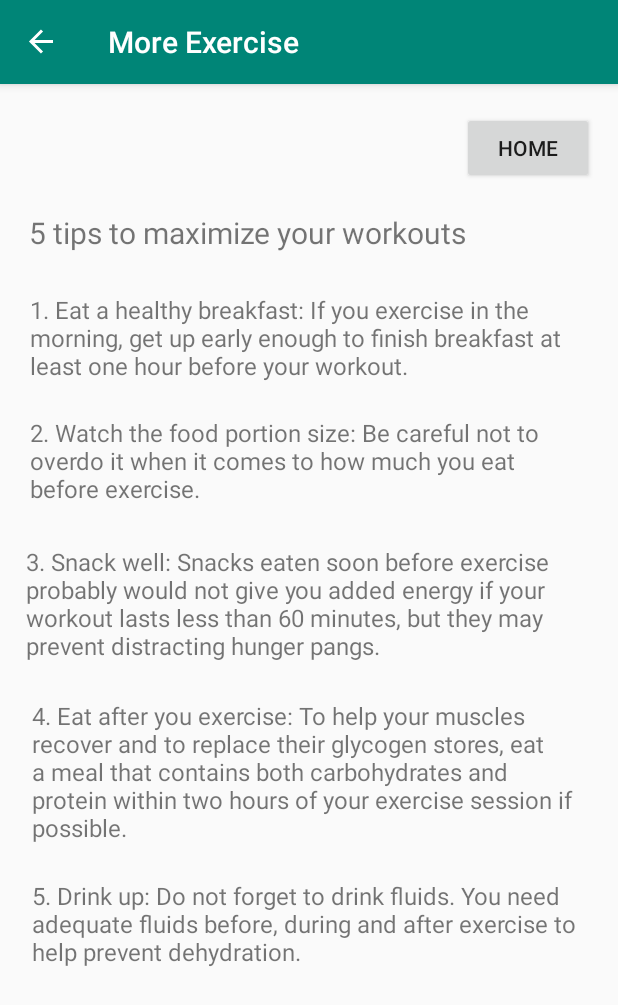
After one commit to KevinDelao/Diet-Android-App, an Android app: the Exercise2Fragment screen opened through its navigation route, on a phone screen of 412 x 824 dp. The commit adds this screen. Shown: the top 1005 px of the screen. Run offline under Robolectric (Android 15) with nearby library versions, the phone set to English and light mode, and no system bars; our stand-ins replace data binding, navigation-ui.

Commit message:
files added

```diff
--- /dev/null
+++ b/app/src/main/java/com/example/dietapp/Exercise2Fragment.kt
@@ -0,0 +1,38 @@
+package com.example.dietapp
+
+import android.os.Bundle
+import androidx.fragment.app.Fragment
+import android.view.LayoutInflater
+import android.view.View
+import android.view.ViewGroup
+import android.widget.Button
+import android.widget.ImageView
+import android.widget.TextView
+import androidx.databinding.DataBindingUtil
+import androidx.navigation.findNavController
+import com.example.dietapp.databinding.FragmentHealthyrecipeBinding
+
+class Exercise2Fragment : Fragment() {
+
+
+    override fun onCreateView(
+        inflater: LayoutInflater,
+        container: ViewGroup?,
+        savedInstanceState: Bundle?
+    ): View? {
+
+        val root = inflater.inflate(R.layout.fragment_exercise2, container, false)
+
+        val gotoHomeButton : Button = root.findViewById(R.id.home_button)
+        gotoHomeButton.setOnClickListener {
+            handleGotoHome(it)
+        }
+
+        return root
+    }
+
+    private fun handleGotoHome(view: View) {
+
+        view.findNavController().navigate(R.id.action_exercise2Fragment_to_titleFragment)
+    }
+}
--- a/app/src/main/java/com/example/dietapp/TitleFragment.kt
+++ b/app/src/main/java/com/example/dietapp/TitleFragment.kt
@@ -1,5 +1,4 @@
 package com.example.dietapp
-
 
 import android.os.Bundle
 import androidx.fragment.app.Fragment
@@ -10,24 +9,23 @@ import android.widget.Button
 import android.widget.TextView
 import androidx.navigation.findNavController
 
-/**
- * A simple [Fragment] subclass.
- */
 class TitleFragment : Fragment()
 {
     lateinit var viewTitle:View;
     lateinit var toCaloriePage: Button
     lateinit var toHealthyRecipe: Button
+    lateinit var toExercise: Button
 
     override fun onCreateView(
         inflater: LayoutInflater, container: ViewGroup?,
         savedInstanceState: Bundle?
     ): View? {
         viewTitle = inflater.inflate(R.layout.fragment_title,container,false)
+
         toCaloriePage = viewTitle.findViewById(R.id.title_page_calorie_counter_button)
+        toHealthyRecipe = viewTitle.findViewById(R.id.title_page_healthy_recipes_button)
+        toExercise = viewTitle.findViewById(R.id.title_page_exercise_button)
 
-        //my part
-        toHealthyRecipe = viewTitle.findViewById(R.id.title_page_healthy_recipes_button)
 
         toCaloriePage.setOnClickListener{ view : View ->
             view.findNavController().navigate(R.id.action_titleFragment_to_calorieFragment)
@@ -38,6 +36,10 @@ class TitleFragment : Fragment()
             view.findNavController().navigate(R.id.action_titleFragment_to_healthyRecipe)
         }
 
+        toExercise.setOnClickListener{ view : View ->
+            view.findNavController().navigate(R.id.action_titleFragment_to_exerciseFragment)
+        }
+
         return viewTitle
         }
 }
--- /dev/null
+++ b/app/src/main/res/layout/fragment_exercise2.xml
@@ -0,0 +1,116 @@
+<?xml version="1.0" encoding="utf-8"?>
+<androidx.constraintlayout.widget.ConstraintLayout xmlns:android="http://schemas.android.com/apk/res/android"
+    xmlns:app="http://schemas.android.com/apk/res-auto"
+    xmlns:tools="http://schemas.android.com/tools"
+    android:layout_width="match_parent"
+    android:layout_height="match_parent"
+    tools:context=".Exercise2Fragment">
+
+<!-- TODO: Update blank fragment layout -->
+
+    <Button
+        android:id="@+id/home_button"
+        android:layout_width="wrap_content"
+        android:layout_height="wrap_content"
+        android:layout_marginStart="307dp"
+        android:layout_marginTop="16dp"
+        android:layout_marginEnd="16dp"
+        android:layout_marginBottom="16dp"
+        android:text="Home"
+        app:layout_constraintBottom_toTopOf="@+id/textView"
+        app:layout_constraintEnd_toEndOf="parent"
+        app:layout_constraintStart_toStartOf="parent"
+        app:layout_constraintTop_toTopOf="parent" />
+
+    <TextView
+        android:id="@+id/textView"
+        android:layout_width="373dp"
+        android:layout_height="35dp"
+
+        android:layout_marginStart="16dp"
+        android:layout_marginEnd="16dp"
+        android:layout_marginBottom="16dp"
+        android:text="@string/exercise2"
+        android:textSize="20sp"
+        app:layout_constraintBottom_toTopOf="@+id/textView2"
+        app:layout_constraintEnd_toEndOf="parent"
+        app:layout_constraintStart_toStartOf="parent"
+        app:layout_constraintTop_toBottomOf="@+id/home_button" />
+
+    <TextView
+        android:id="@+id/textView2"
+        android:layout_width="372dp"
+        android:layout_height="63dp"
+
+        android:layout_marginStart="16dp"
+        android:layout_marginEnd="16dp"
+        android:layout_marginBottom="16dp"
+        android:text="@string/exercise2_2"
+        android:textSize="16sp"
+        app:layout_constraintBottom_toTopOf="@+id/textView3"
+        app:layout_constraintEnd_toEndOf="parent"
+        app:layout_constraintStart_toStartOf="parent"
+        app:layout_constraintTop_toBottomOf="@+id/textView" />
+
+    <TextView
+        android:id="@+id/textView3"
+        android:layout_width="372dp"
+        android:layout_height="67dp"
+
+        android:layout_marginStart="16dp"
+        android:layout_marginEnd="16dp"
+        android:layout_marginBottom="16dp"
+        android:text="@string/exercise2_3"
+        android:textSize="16sp"
+        app:layout_constraintBottom_toTopOf="@+id/textView4"
+        app:layout_constraintEnd_toEndOf="parent"
+        app:layout_constraintStart_toStartOf="parent"
+        app:layout_constraintTop_toBottomOf="@+id/textView2" />
+
+    <TextView
+        android:id="@+id/textView4"
+        android:layout_width="377dp"
+        android:layout_height="84dp"
+
+        android:layout_marginStart="16dp"
+        android:layout_marginEnd="16dp"
+        android:layout_marginBottom="16dp"
+        android:text="@string/exercise2_4"
+        android:textSize="16sp"
+        app:layout_constraintBottom_toTopOf="@+id/textView5"
+        app:layout_constraintEnd_toEndOf="parent"
+        app:layout_constraintStart_toStartOf="parent"
+        app:layout_constraintTop_toBottomOf="@+id/textView3" />
+
+    <TextView
+        android:id="@+id/textView5"
+        android:layout_width="370dp"
+        android:layout_height="101dp"
+
+        android:layout_marginStart="16dp"
+        android:layout_marginEnd="16dp"
+        android:layout_marginBottom="16dp"
+        android:text="@string/exercise2_5"
+        android:textSize="16sp"
+        app:layout_constraintBottom_toTopOf="@+id/textView6"
+        app:layout_constraintEnd_toEndOf="parent"
+        app:layout_constraintStart_toStartOf="parent"
+        app:layout_constraintTop_toBottomOf="@+id/textView4" />
+
+    <TextView
+        android:id="@+id/textView6"
+        android:layout_width="369dp"
+        android:layout_height="62dp"
+
+        android:layout_marginStart="16dp"
+        android:layout_marginEnd="16dp"
+        android:layout_marginBottom="173dp"
+        android:text="@string/exercise2_6"
+        android:textSize="16sp"
+        app:layout_constraintBottom_toBottomOf="parent"
+        app:layout_constraintEnd_toEndOf="parent"
+        app:layout_constraintStart_toStartOf="parent"
+        app:layout_constraintTop_toBottomOf="@+id/textView5" />
+
+
+</androidx.constraintlayout.widget.ConstraintLayout>
--- a/app/src/main/res/navigation/navigation.xml
+++ b/app/src/main/res/navigation/navigation.xml
@@ -18,6 +18,9 @@
         <action
             android:id="@+id/action_titleFragment_to_healthyRecipe"
             app:destination="@id/healthyRecipe" />
+        <action
+            android:id="@+id/action_titleFragment_to_exerciseFragment"
+            app:destination="@id/exerciseFragment" />
     </fragment>
     <fragment
         android:id="@+id/calorieFragment"
@@ -29,4 +32,22 @@
         android:name="com.example.dietapp.HealthyRecipe"
         android:label="HealthyRecipe"
         tools:layout="@layout/fragment_healthyrecipe"/>
+    <fragment
+        android:id="@+id/exerciseFragment"
+        android:name="com.example.dietapp.ExerciseFragment"
+        android:label="Exercise"
+        tools:layout="@layout/fragment_exercise" >
+        <action
+            android:id="@+id/action_exerciseFragment_to_exercise2Fragment"
+            app:destination="@id/exercise2Fragment" />
+    </fragment>
+    <fragment
+        android:id="@+id/exercise2Fragment"
+        android:name="com.example.dietapp.Exercise2Fragment"
+        android:label="More Exercise"
+        tools:layout="@layout/fragment_exercise2" >
+        <action
+            android:id="@+id/action_exercise2Fragment_to_titleFragment"
+            app:destination="@id/titleFragment" />
+    </fragment>
 </navigation>
--- a/app/src/main/res/values/strings.xml
+++ b/app/src/main/res/values/strings.xml
@@ -11,5 +11,16 @@
     <string name="calorie_hint">What did you eat?</string>
     <string name="addFoodText">Add Food</string>
     <!-- TODO: Remove or change this placeholder text -->
-    <string name="hello_blank_fragment">Hello blank fragment</string>
+    <string name="exercise_intro">1. The key to successful weight loss is developing healthy diet and exercise habits. You may not like those words — diet and exercise. But do not get hung up on them. Diet just means eating healthy, lower calorie meals. <br></br>Exercise means being more physically active.</string>
+    <string name="exercise_intro_2">2. Although people appropriately focus on diet when they are trying to lose weight, being active also is an essential component of a weight-loss program. When you are active, your body uses energy (calories) to move, helping to burn the calories you take in with food you eat.</string>
+    <string name="exercise_intro_3">3. Whatever activity you choose, do it regularly. Aim for at least 150 minutes a week of moderate physical activity or 75 minutes a week of vigorous aerobic activity — preferably spread throughout the week. Keep in mind that you may need more physical activity to lose weight and keep it off.</string>
+    <string name="more_exercise_button">More Exercise</string>
+
+    <string name="exercise2">5 tips to maximize your workouts</string>
+    <string name="home_button">Home</string>
+    <string name="exercise2_2">1. Eat a healthy breakfast: If you exercise in the morning, get up early enough to finish breakfast at least one hour before your workout.</string>
+    <string name="exercise2_3">2. Watch the food portion size: Be careful not to overdo it when it comes to how much you eat before exercise.</string>
+    <string name="exercise2_4">3. Snack well: Snacks eaten soon before exercise probably would not give you added energy if your workout lasts less than 60 minutes, but they may prevent distracting hunger pangs.</string>
+    <string name="exercise2_5">4. Eat after you exercise: To help your muscles recover and to replace their glycogen stores, eat a meal that contains both carbohydrates and protein within two hours of your exercise session if possible.</string>
+    <string name="exercise2_6">5. Drink up: Do not forget to drink fluids. You need adequate fluids before, during and after exercise to help prevent dehydration.</string>
 </resources>
```
Also changed, not shown: app/src/main/java/com/example/dietapp/ExerciseFragment.kt (added, +40 -0 lines), app/src/main/res/layout/fragment_exercise.xml (added, +69 -0 lines).
